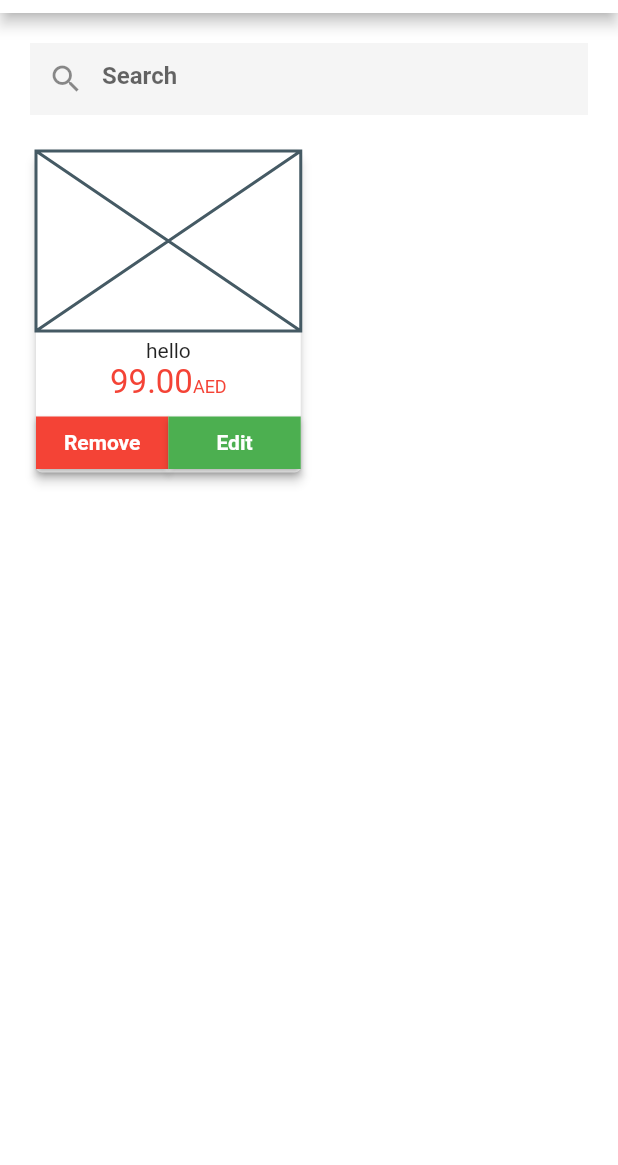
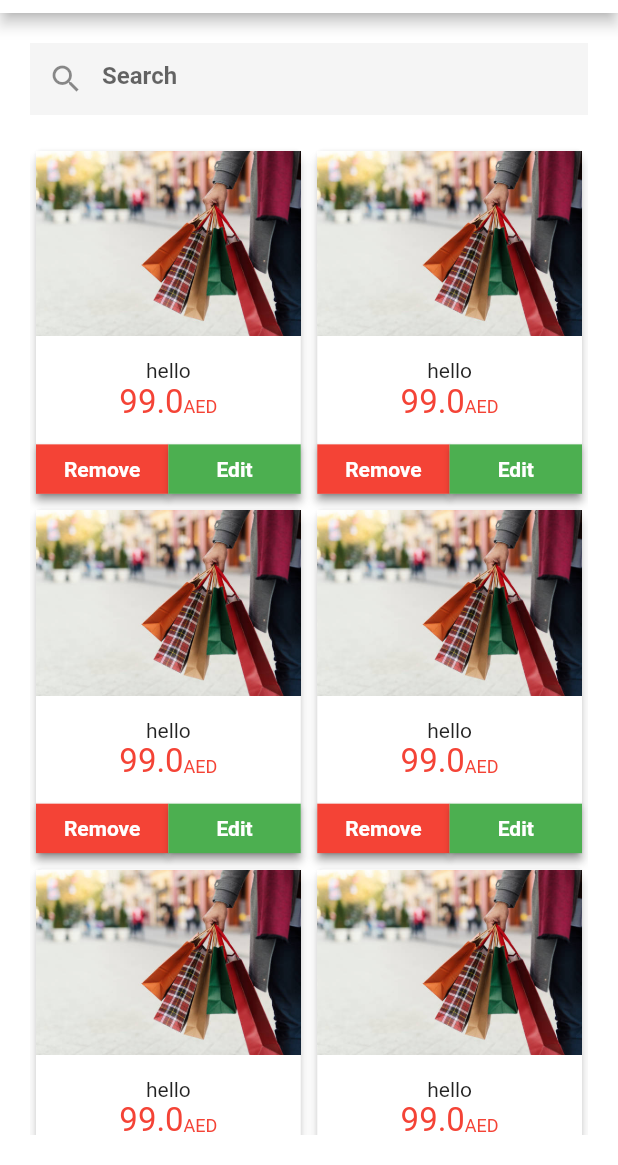
Before and after one commit to ABNG/flutter_dark_store_from_android_studio, a Flutter app: the HomeScreen screen opened directly, after a tap on "MY PRODUCT", on a phone screen of 412 x 824 dp, the part 71-1236 px from its top. Run offline on Flutter 3.47's test engine with Material 2 defaults, Android fonts, the phone set to English and light mode, and no system bars; our stand-ins replace flutter_colorpicker, image_picker.

Commit message:
almost done commit

```diff
--- a/lib/app_screens/home_screens/my_product.dart
+++ b/lib/app_screens/home_screens/my_product.dart
@@ -1,7 +1,9 @@
 import 'package:flutter/material.dart';
 import 'package:flutter_dark_store/constants/const.dart';
+import 'package:flutter_dark_store/model/my_product.dart';
 import 'package:flutter_dark_store/reusable_widgets/reusable_appbar.dart';
 import 'package:flutter_dark_store/reusable_widgets/reusable_raised_button.dart';
+import 'package:flutter_dark_store/utils/SizeConfig.dart';
 
 class MyProduct extends StatelessWidget {
   @override
@@ -31,28 +33,30 @@ class MyProduct extends StatelessWidget {
                 crossAxisCount: 2,
                 mainAxisSpacing: 3,
                 crossAxisSpacing: 3,
-                childAspectRatio: 0.83,
-                children: [
-                  Card(
+                childAspectRatio: 0.78,
+                children: List.generate(
+                  MyProducts.myProducts.length,
+                  (index) => Card(
                     elevation: 3,
                     child: Column(
                       crossAxisAlignment: CrossAxisAlignment.center,
                       children: [
                         Container(
-                          height: 120,
-                          child: Placeholder(),
+                          height: SizeConfig.screenHeight * 0.15,
+                          child: Image.asset(
+                            MyProducts.myProducts[index].image,
+                            fit: BoxFit.cover,
+                          ),
                         ),
-                        SizedBox(
-                          height: 5,
-                        ),
-                        Text("hello"),
+                        Spacer(),
+                        Text(MyProducts.myProducts[index].name),
                         Row(
                           mainAxisAlignment: MainAxisAlignment.center,
                           crossAxisAlignment: CrossAxisAlignment.baseline,
                           textBaseline: TextBaseline.alphabetic,
                           children: [
                             Text(
-                              "99.00",
+                              "${MyProducts.myProducts[index].price}",
                               style: TextStyle(
                                 fontSize: 22,
                                 color: Colors.red,
@@ -67,9 +71,7 @@ class MyProduct extends StatelessWidget {
                             ),
                           ],
                         ),
-                        SizedBox(
-                          height: 10,
-                        ),
+                        Spacer(),
                         Row(
                           children: [
                             Expanded(
@@ -77,7 +79,7 @@ class MyProduct extends StatelessWidget {
                                 text: "Remove",
                                 pressMe: () {},
                                 color: Colors.red,
-                                height: 35,
+                                height: SizeConfig.screenHeight * 0.04,
                               ),
                             ),
                             Expanded(
@@ -85,7 +87,7 @@ class MyProduct extends StatelessWidget {
                                 text: "Edit",
                                 pressMe: () {},
                                 color: Colors.green,
-                                height: 35,
+                                height: SizeConfig.screenHeight * 0.04,
                               ),
                             )
                           ],
@@ -93,7 +95,7 @@ class MyProduct extends StatelessWidget {
                       ],
                     ),
                   ),
-                ],
+                ),
               ),
             )
           ],
--- /dev/null
+++ b/lib/model/my_product.dart
@@ -0,0 +1,16 @@
+class MyProducts {
+  final String name;
+  final double price;
+  final String image;
+
+  MyProducts({this.name, this.price, this.image});
+
+  static List<MyProducts> myProducts = [
+    MyProducts(name: "hello", price: 99.00, image: 'images/dummy.jpg'),
+    MyProducts(name: "hello", price: 99.00, image: 'images/dummy.jpg'),
+    MyProducts(name: "hello", price: 99.00, image: 'images/dummy.jpg'),
+    MyProducts(name: "hello", price: 99.00, image: 'images/dummy.jpg'),
+    MyProducts(name: "hello", price: 99.00, image: 'images/dummy.jpg'),
+    MyProducts(name: "hello", price: 99.00, image: 'images/dummy.jpg'),
+  ];
+}
```
